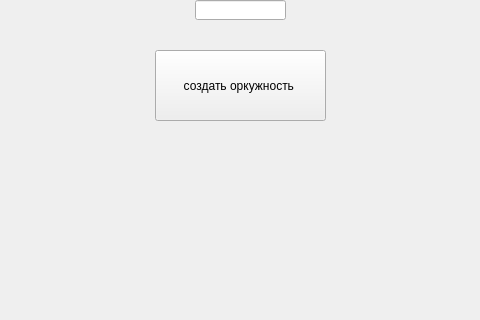
First picture: the form in UI.ui, repository AlexanderTverdoxleb/circle_painter, before the edit; both pictures show x 155 to 635 and y 0 to 320 of the 800 by 600 pixel window.
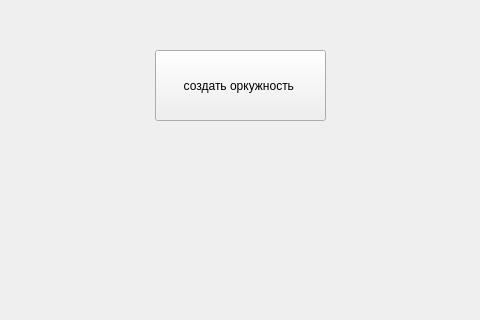
Second picture: the form after the edit.

Commit message: change ui set random radius for circle

```diff
--- a/UI.ui
+++ b/UI.ui
@@ -27,16 +27,6 @@
      <string>создать оркужность </string>
     </property>
    </widget>
-   <widget class="QLineEdit" name="radius_edit">
-    <property name="geometry">
-     <rect>
-      <x>350</x>
-      <y>0</y>
-      <width>91</width>
-      <height>20</height>
-     </rect>
-    </property>
-   </widget>
   </widget>
   <widget class="QMenuBar" name="menubar">
    <property name="geometry">
```
The commit also changes 1 other file.
